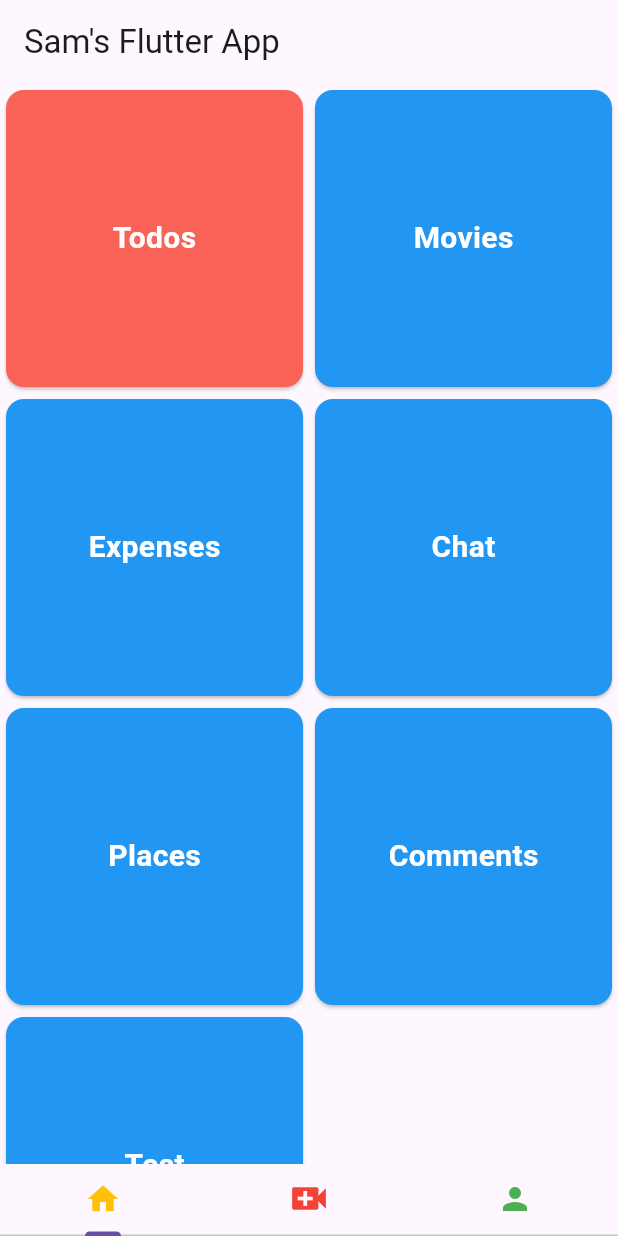
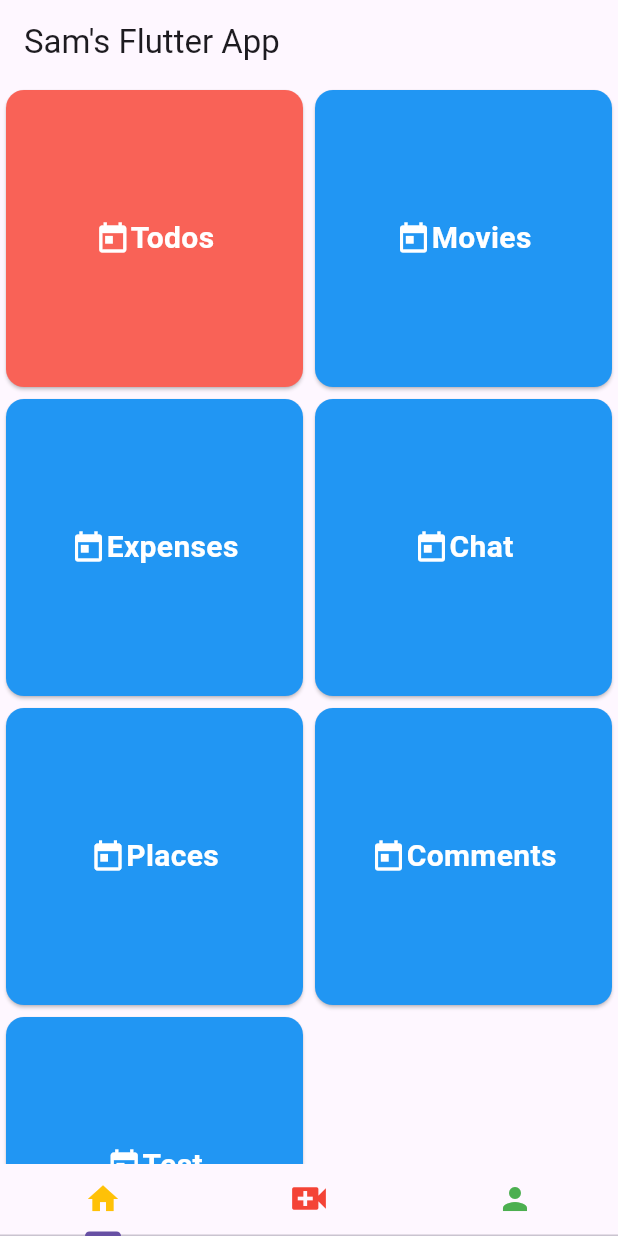
Before and after one commit to 09liweis/flutter-sam, a Flutter app: the screen it shows after launch, on a phone screen of 412 x 824 dp. Run offline on Flutter 3.47's test engine with Material 3 defaults, Android fonts, the phone set to English and light mode, and no system bars; our stand-ins replace cached_network_image, shared_preferences, video_player; network calls fail.

Commit message:
add icon to dashboard card

```diff
--- a/lib/screens/dashboard_screen.dart
+++ b/lib/screens/dashboard_screen.dart
@@ -9,12 +9,13 @@ class DashboardCard {
   final String title;
   Color bgColor;
   final StatelessWidget screen;
+  IconData icon;
 
-  DashboardCard({
-    required this.title,
-    this.bgColor = Colors.blue,
-    required this.screen,
-  });
+  DashboardCard(
+      {required this.title,
+      this.bgColor = Colors.blue,
+      required this.screen,
+      this.icon = Icons.today});
 }
 
 List<DashboardCard> cards = [
--- a/lib/widgets/card.dart
+++ b/lib/widgets/card.dart
@@ -9,6 +9,8 @@ class CardBlock extends StatelessWidget {
   Widget build(BuildContext context) {
     const cardTextStyle = TextStyle(
         color: Colors.white, fontSize: 20, fontWeight: FontWeight.bold);
+    var cardText = Text(card.title, style: cardTextStyle);
+    var cardIcon = Icon(card.icon, color: Colors.white);
     return Card(
       color: card.bgColor,
       child: InkWell(
@@ -18,9 +20,9 @@ class CardBlock extends StatelessWidget {
           },
           child: Container(
             child: Center(
-              child: Text(
-                card.title,
-                style: cardTextStyle,
+              child: Row(
+                mainAxisAlignment: MainAxisAlignment.center,
+                children: [cardIcon, cardText],
               ),
             ),
           )),
```
